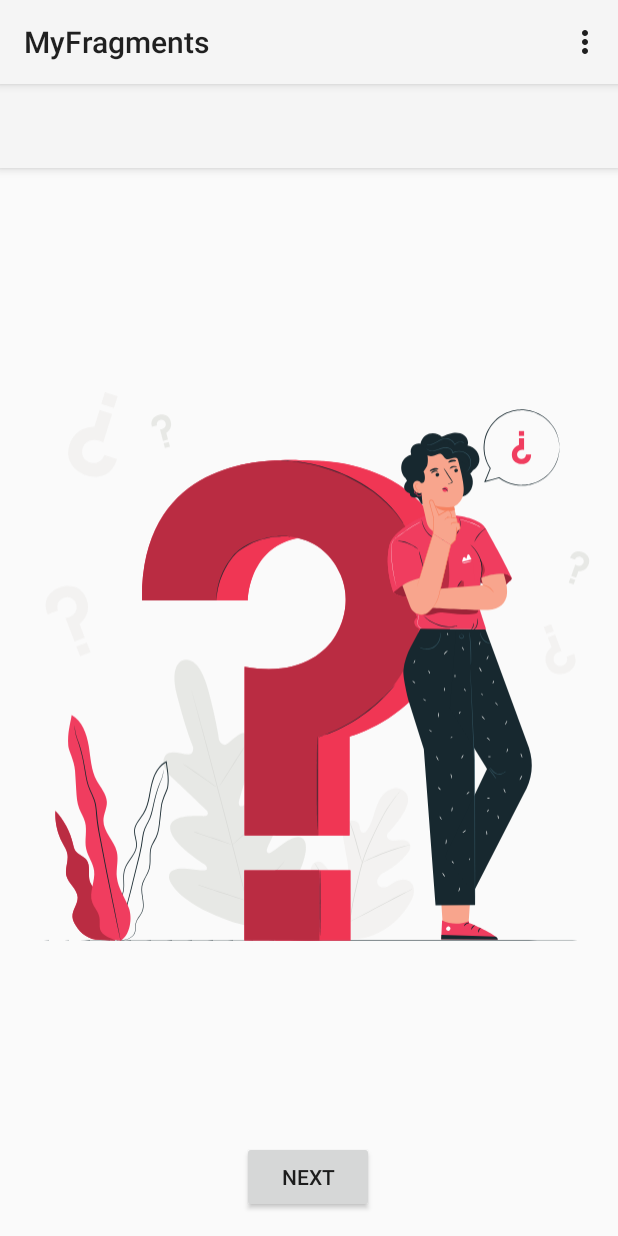
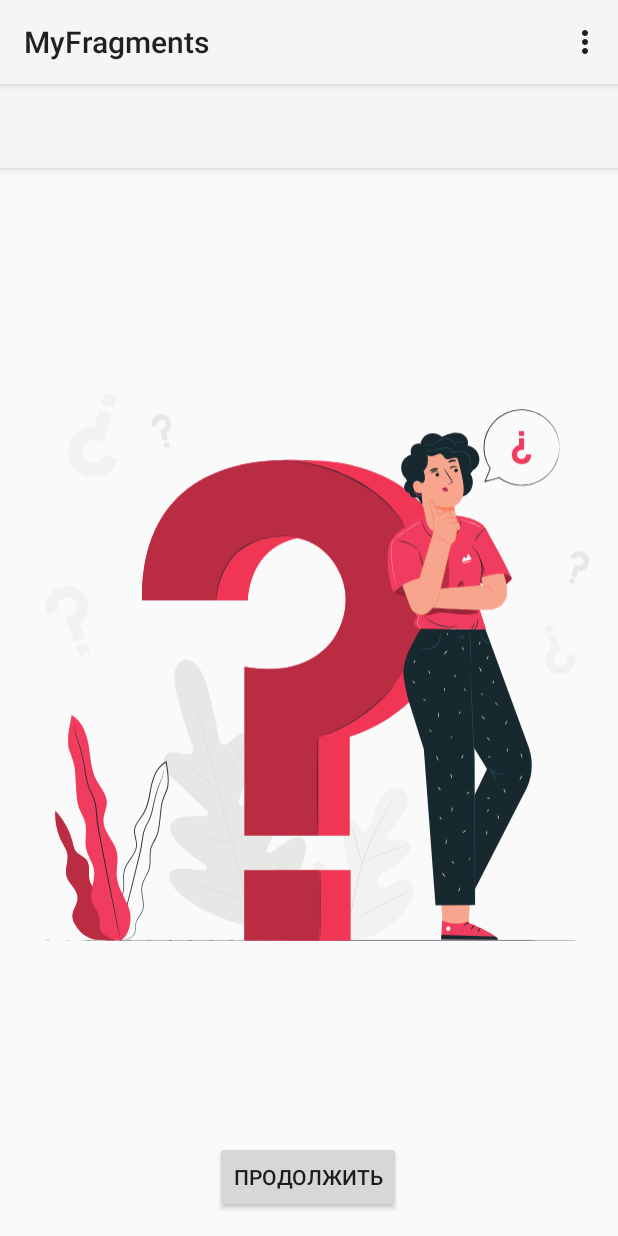
Before and after one commit to AleksL5/AndroidApps, an Android app: the screen it shows after launch (MainActivity), on a phone screen of 412 x 824 dp. Run offline under Robolectric (Android 15) with nearby library versions, the phone set to English and light mode, and no system bars; our stand-ins replace navigation-ui.

Commit message:
ready homework

```diff
--- a/22_quiz_fragments/final/app/src/main/res/layout/fragment_first.xml
+++ b/22_quiz_fragments/final/app/src/main/res/layout/fragment_first.xml
@@ -15,13 +15,14 @@
             android:id="@+id/button_first"
             android:layout_width="wrap_content"
             android:layout_height="wrap_content"
-            android:text="@string/next"
+            android:text="Продолжить"
             app:layout_constraintBottom_toBottomOf="parent"
             app:layout_constraintEnd_toEndOf="parent"
             app:layout_constraintHorizontal_bias="0.498"
             app:layout_constraintStart_toStartOf="parent"
             app:layout_constraintTop_toTopOf="parent"
-            app:layout_constraintVertical_bias="1.0" />
+            app:layout_constraintVertical_bias="1.0"
+            tools:ignore="HardcodedText" />
 
         <ImageView
             android:id="@+id/imageView2"
--- a/22_quiz_fragments/final/app/src/main/res/navigation/nav_graph.xml
+++ b/22_quiz_fragments/final/app/src/main/res/navigation/nav_graph.xml
@@ -13,7 +13,9 @@
 
         <action
             android:id="@+id/action_FirstFragment_to_SecondFragment"
-            app:destination="@id/SecondFragment" />
+            app:destination="@id/SecondFragment"
+            app:popUpTo="@id/ThirdFragment"
+            app:popUpToInclusive="true"/>
     </fragment>
     <fragment
         android:id="@+id/SecondFragment"
@@ -26,7 +28,9 @@
             app:destination="@id/FirstFragment" />
         <action
             android:id="@+id/action_SecondFragment_to_ThirdFragment"
-            app:destination="@id/ThirdFragment" />
+            app:destination="@id/ThirdFragment"
+            app:popUpTo="@id/SecondFragment"
+            app:popUpToInclusive="true"/>
         <action android:id="@+id/arg1"
             app:destination="@+id/ThirdFragment">
         <argument
```
